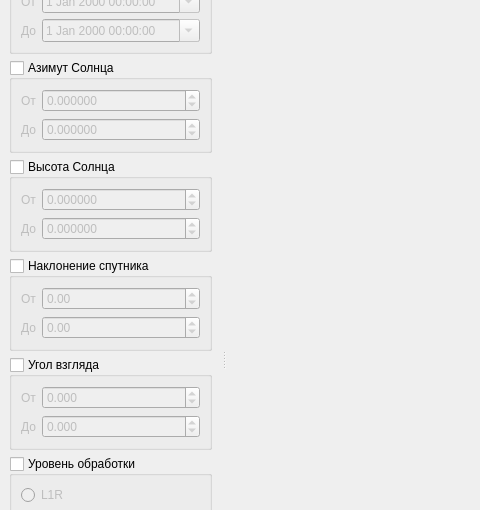
This is src/geoPortal/ui/MainWindow.ui in AlexBobkov/hyexplorer as Qt 5 draws it before an edit; both pictures show x 0 to 480 and y 86 to 596 of the 800 by 893 pixel window. The edited form follows.
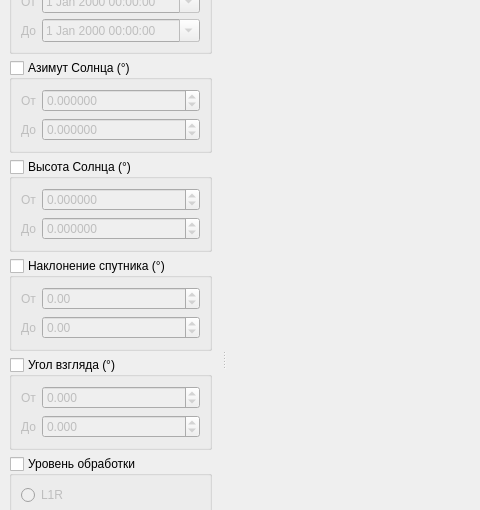
This is the edited form.

```diff
--- a/src/geoPortal/ui/MainWindow.ui
+++ b/src/geoPortal/ui/MainWindow.ui
@@ -88,7 +88,7 @@
      <item>
       <widget class="QGroupBox" name="sunAzimuthGroupBox">
        <property name="title">
-        <string>Азимут Солнца</string>
+        <string>Азимут Солнца (°)</string>
        </property>
        <property name="checkable">
         <bool>true</bool>
@@ -143,7 +143,7 @@
      <item>
       <widget class="QGroupBox" name="sunElevationGroupBox">
        <property name="title">
-        <string>Высота Солнца</string>
+        <string>Высота Солнца (°)</string>
        </property>
        <property name="checkable">
         <bool>true</bool>
@@ -198,7 +198,7 @@
      <item>
       <widget class="QGroupBox" name="inclinationGroupBox">
        <property name="title">
-        <string>Наклонение спутника</string>
+        <string>Наклонение спутника (°)</string>
        </property>
        <property name="checkable">
         <bool>true</bool>
@@ -253,7 +253,7 @@
      <item>
       <widget class="QGroupBox" name="lookAngleGroupBox">
        <property name="title">
-        <string>Угол взгляда</string>
+        <string>Угол взгляда (°)</string>
        </property>
        <property name="checkable">
         <bool>true</bool>
```
